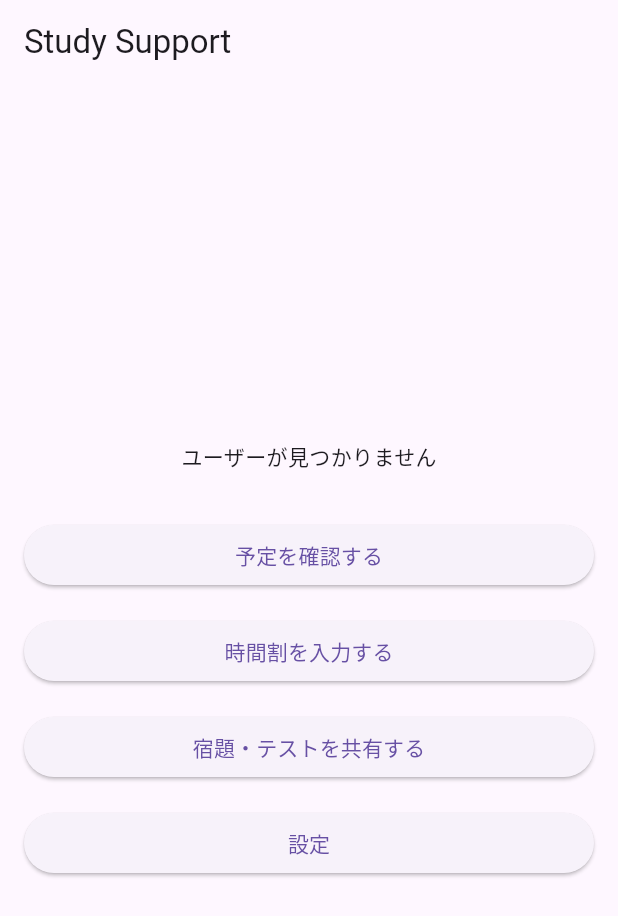
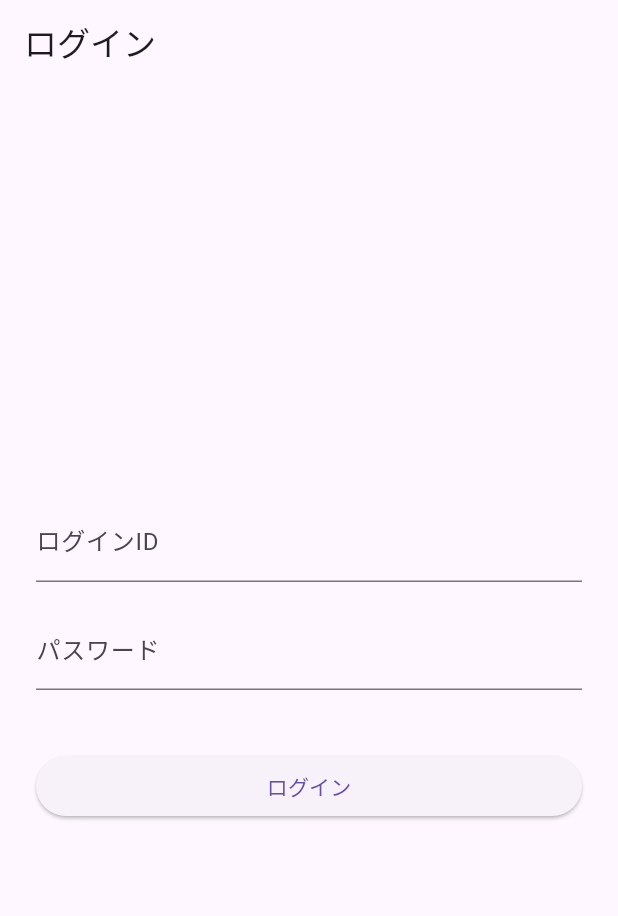
Before and after one commit to kyouka-y/study_support, a Flutter app: the screen it shows after launch, on a phone screen of 412 x 824 dp. Shown: the top 916 px of the screen. Run offline on Flutter 3.47's test engine with Material 3 defaults, Android fonts, the phone set to English and light mode, and no system bars; our stand-ins replace cloud_firestore, firebase_auth, firebase_core, shared_preferences, table_calendar; accounts and stored records are empty.

Commit message:
Add Firebase Authentication login

```diff
--- a/lib/main.dart
+++ b/lib/main.dart
@@ -2,7 +2,7 @@ import 'package:flutter/material.dart';
 import 'package:firebase_core/firebase_core.dart';
 
 import 'firebase_options.dart';
-import 'home_page.dart';
+import 'screens/auth/login_page.dart';
 
 Future<void> main() async {
   WidgetsFlutterBinding.ensureInitialized();
@@ -22,7 +22,7 @@ class MyApp extends StatelessWidget {
     return MaterialApp(
       title: 'Study Support',
       debugShowCheckedModeBanner: false,
-      home: const HomePage(),
+      home: const LoginPage(),
     );
   }
 }
--- /dev/null
+++ b/lib/screens/auth/login_page.dart
@@ -0,0 +1,118 @@
+import 'package:firebase_auth/firebase_auth.dart';
+import 'package:flutter/material.dart';
+
+import '../../home_page.dart';
+import '../../services/auth_service.dart';
+
+class LoginPage extends StatefulWidget {
+  const LoginPage({super.key});
+
+  @override
+  State<LoginPage> createState() => _LoginPageState();
+}
+
+class _LoginPageState extends State<LoginPage> {
+  final _loginIdController = TextEditingController();
+  final _passwordController = TextEditingController();
+
+  final AuthService _authService = AuthService();
+
+  bool _isLoading = false;
+  String? _errorMessage;
+
+  Future<void> _login() async {
+    setState(() {
+      _isLoading = true;
+      _errorMessage = null;
+    });
+
+    try {
+      await _authService.signIn(
+        loginId: _loginIdController.text,
+        password: _passwordController.text,
+      );
+
+      if (!mounted) return;
+
+      Navigator.pushReplacement(
+        context,
+        MaterialPageRoute(
+          builder: (context) => const HomePage(),
+        ),
+      );
+    } on FirebaseAuthException {
+      setState(() {
+        _errorMessage = 'IDまたはパスワードが正しくありません';
+      });
+    } finally {
+      if (mounted) {
+        setState(() {
+          _isLoading = false;
+        });
+      }
+    }
+  }
+
+  @override
+  void dispose() {
+    _loginIdController.dispose();
+    _passwordController.dispose();
+    super.dispose();
+  }
+
+  @override
+  Widget build(BuildContext context) {
+    return Scaffold(
+      appBar: AppBar(
+        title: const Text('ログイン'),
+      ),
+      body: Padding(
+        padding: const EdgeInsets.all(24),
+        child: Column(
+          mainAxisAlignment: MainAxisAlignment.center,
+          children: [
+            TextField(
+              controller: _loginIdController,
+              decoration: const InputDecoration(
+                labelText: 'ログインID',
+                hintText: 'T001',
+              ),
+            ),
+
+            const SizedBox(height: 16),
+
+            TextField(
+              controller: _passwordController,
+              obscureText: true,
+              decoration: const InputDecoration(
+                labelText: 'パスワード',
+              ),
+            ),
+
+            const SizedBox(height: 24),
+
+            if (_errorMessage != null)
+              Text(
+                _errorMessage!,
+                style: const TextStyle(
+                  color: Colors.red,
+                ),
+              ),
+
+            const SizedBox(height: 16),
+
+            SizedBox(
+              width: double.infinity,
+              child: ElevatedButton(
+                onPressed: _isLoading ? null : _login,
+                child: _isLoading
+                    ? const CircularProgressIndicator()
+                    : const Text('ログイン'),
+              ),
+            ),
+          ],
+        ),
+      ),
+    );
+  }
+}
```
Also changed, not shown: lib/home_page.dart (+14 -1 lines), lib/services/auth_service.dart (added, +19 -0 lines), lib/services/user_service.dart (+5 -8 lines).
